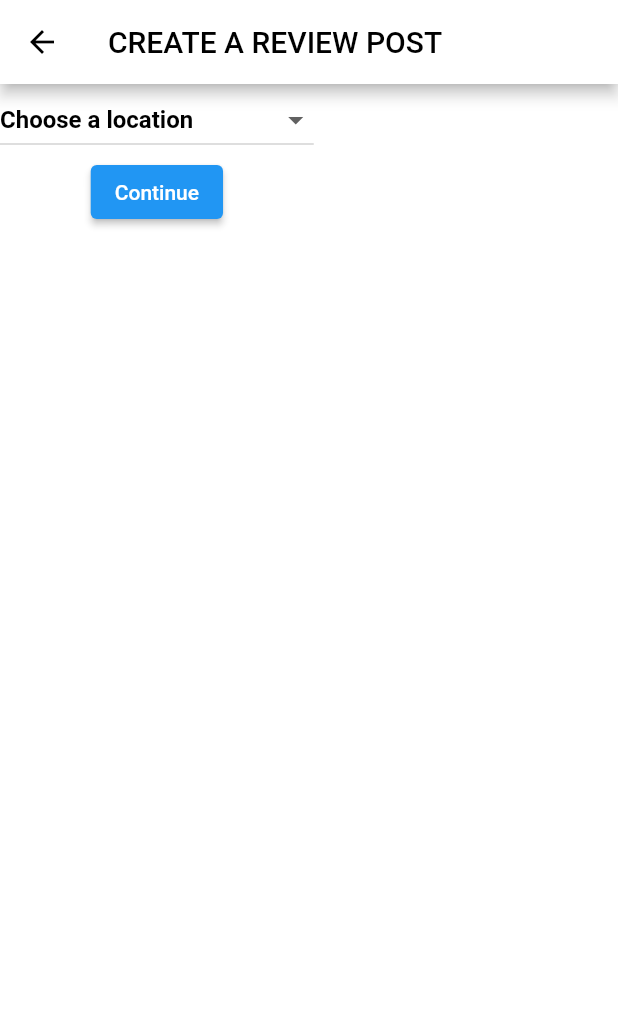
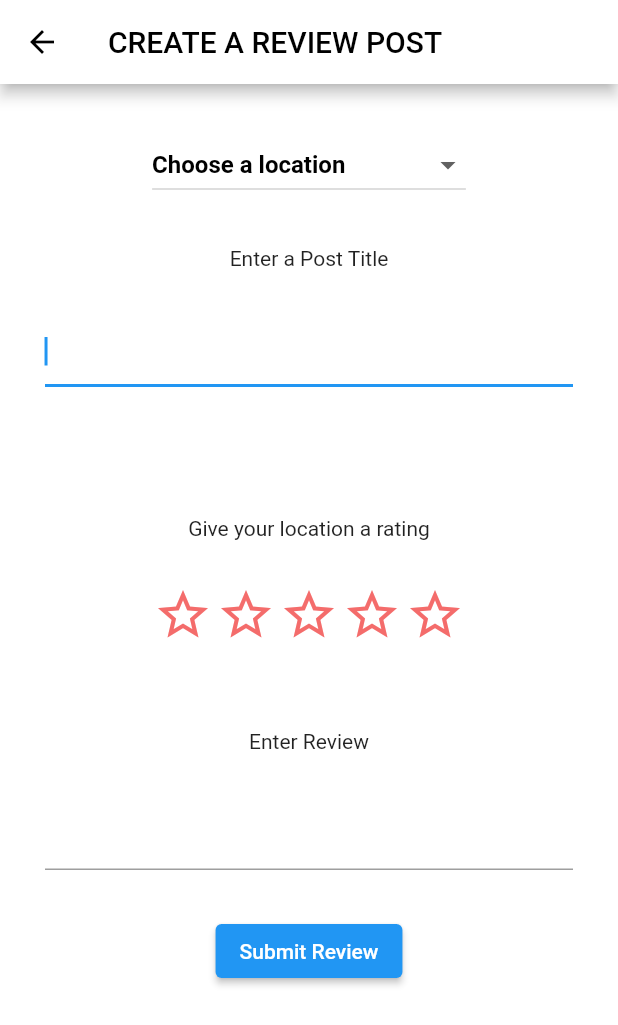
Before and after one commit to ishajain15/UniLyfe, a Flutter app: the CreatePage screen opened directly, after a tap on "Create a Review", on a phone screen of 412 x 824 dp. Shown: the top 1025 px of the screen. Run offline on Flutter 3.47's test engine with Material 2 defaults, Android fonts, the phone set to English and light mode, and no system bars; drawn by our look-alikes of smooth_star_rating; our stand-ins replace auto_size_text, cloud_firestore, community_material_icon, firebase_auth, firebase_core, flutter_local_notifications and 6 more; missing offline and left inert: dart:ffi, flutter_google_places, google_api_headers, google_maps_webservice, polls, profanity_filter; accounts and stored records are empty; generated files the repository leaves out were written again.

Commit message:
Finished Review thing so that they now go to the database

```diff
--- a/unilyfe_app/lib/customized_items/buttons/reviews_button.dart
+++ b/unilyfe_app/lib/customized_items/buttons/reviews_button.dart
@@ -3,10 +3,7 @@ import 'package:unilyfe_app/models/post.dart';
 import 'package:unilyfe_app/page/create_posts/locations_list.dart';
 
 class ReviewsButton extends StatelessWidget {
-  const ReviewsButton({
-    this.newPost,
-  });
-  final Post newPost;
+  const ReviewsButton();
 
   @override
   Widget build(BuildContext context) => Container(
@@ -15,7 +12,7 @@ class ReviewsButton extends StatelessWidget {
           onPressed: () {
              Navigator.push(
                   context,
-                  MaterialPageRoute(builder: (context) => LocationList(post: newPost, )),
+                  MaterialPageRoute(builder: (context) => LocationList()),
                 );
           },
           style: ElevatedButton.styleFrom(
--- a/unilyfe_app/lib/customized_items/buttons/text_post_button.dart
+++ b/unilyfe_app/lib/customized_items/buttons/text_post_button.dart
@@ -1,10 +1,6 @@
 import 'package:flutter/material.dart';
 import 'package:unilyfe_app/models/post.dart';
 import 'package:unilyfe_app/views/new_posts/title_view.dart';
-// import 'package:unilyfe_app/page/create_posts/text_photo_post.dart';
-// //import 'package:font_awesome_flutter/font_awesome_flutter.dart';
-// //import 'package:unilyfe_app/page/start_page.dart';
-// import 'package:unilyfe_app/page/tabs/tabs_page.dart';
 
 
 class TextsButton extends StatelessWidget {
--- a/unilyfe_app/lib/page/create_page.dart
+++ b/unilyfe_app/lib/page/create_page.dart
@@ -29,7 +29,8 @@ class CreatePage extends StatelessWidget {
               ),
             ),
             SizedBox(height: 12),
-            ReviewsButton(),
+            ReviewsButton(
+            ),
             PollsButton(),
             TextsButton(
               newPost: newPost,
--- a/unilyfe_app/lib/page/create_posts/locations_list.dart
+++ b/unilyfe_app/lib/page/create_posts/locations_list.dart
@@ -1,26 +1,23 @@
+import 'package:cloud_firestore/cloud_firestore.dart';
 import 'package:flutter/material.dart';
-import 'package:unilyfe_app/models/post.dart';
-import 'package:unilyfe_app/page/create_posts/location_rating.dart';
-import 'package:unilyfe_app/views/new_posts/submit_view.dart';
-
-// class LocationList extends StatefulWidget {
-//   @override
-//   LocationsListState createState() => LocationsListState();
-// }
+import 'package:smooth_star_rating/smooth_star_rating.dart';
+import 'package:unilyfe_app/widgets/provider_widget.dart';
 
 class LocationList extends StatefulWidget {
-  LocationList({Key key, @required this.post}) : super(key: key);
+  LocationList({Key key}) : super(key: key);
   LocationsListState createState() => LocationsListState();
-  final Post post;
 }
 
 class LocationsListState extends State<LocationList> {
+  LocationsListState({Key key});
   String chosenValue;
+  double rating = 0.0;
 
   @override
   Widget build(BuildContext context) {
-    //var _titleController = TextEditingController();
-    //_titleController.text = post.title;
+    var _titleController = TextEditingController();
+
+    var _textController = TextEditingController();
 
     return Scaffold(
       appBar: AppBar(
@@ -36,9 +33,9 @@ class LocationsListState extends State<LocationList> {
       body: Column(
         //child: Container(
           children: [
-          //padding: const EdgeInsets.all(100.0),
-          //color: Color(0xFFF46C6B),
-          DropdownButton<String>(
+            SizedBox(height: 30),
+            Center(
+            child: DropdownButton<String>(
             value: chosenValue,
             //elevation: 5,
             style: TextStyle(color: Colors.black),
@@ -76,15 +73,75 @@ class LocationsListState extends State<LocationList> {
               });
             },
           ),
+        ),
+        SizedBox(height: 30),
+          Text('Enter a Post Title'),
+            Padding(
+              padding: const EdgeInsets.all(30.0),
+              child: TextField(
+                controller: _titleController,
+                autofocus: true,
+              ),
+            ),
+
+        SizedBox(height: 40),
+          Text('\nGive your location a rating'),
+          Padding(
+              padding: const EdgeInsets.all(30.0),
+              child: Center(
+            child: SmoothStarRating(
+            rating: rating,
+            isReadOnly: false,
+            size: 40,
+            filledIconData: Icons.star,
+            halfFilledIconData: Icons.star_half,
+            defaultIconData: Icons.star_border,
+            starCount: 5,
+            allowHalfRating: true,
+            spacing: 2.0,
+            onRated: (value) {
+              rating = value;
+            },
+        )),
+            ),
+
+        SizedBox(height: 10),
+        Text('\nEnter Review'),
+            Padding(
+              padding: const EdgeInsets.all(30.0),
+              child: TextField(
+                controller: _textController,
+                autofocus: true,
+              ),
+            ),
             ElevatedButton(
-                onPressed: () {
-                  Navigator.push(
-                    context,
-                    MaterialPageRoute(
-                        builder: (context) => LocationRating()),
-                  );
+                onPressed: () async {
+                  var uid = await Provider.of(context).auth.getCurrentUID();
+                  var username = '';
+                  await FirebaseFirestore.instance.collection('userData').doc(uid).get().then((result) {
+                    username = result['username'];
+                  });
+                  var doc = FirebaseFirestore.instance.collection('reviews').doc();
+                  var reviewid = doc.id;
+                  await FirebaseFirestore.instance.collection('reviews').doc(doc.id).set({
+                    'title': _titleController.text,
+                    'text': _textController.text,
+                    'rating': rating,
+                    'location': chosenValue,
+                    'time': DateTime.now(),
+                    'uid': uid,
+                    'username': username,
+                    'reviewid': reviewid,
+                  });
+                  // print('TITLE: ${_titleController.text}');
+                  // print('TEXT: ${_textController.text}');
+                  // print('RATING: ${rating.toString()}');
+                  // print('LOCATION: $chosenValue');
+                  // print('USERNAME: $username');
+                  // print('UID: $uid');
+                  Navigator.of(context).popUntil((route) => route.isFirst);
                 },
-                child: Text('Continue')),
+                child: Text('Submit Review')),
           ],
       ),
 
```
Also changed, not shown: unilyfe_app/lib/page/create_posts/location_rating.dart (deleted, +0 -95 lines).
